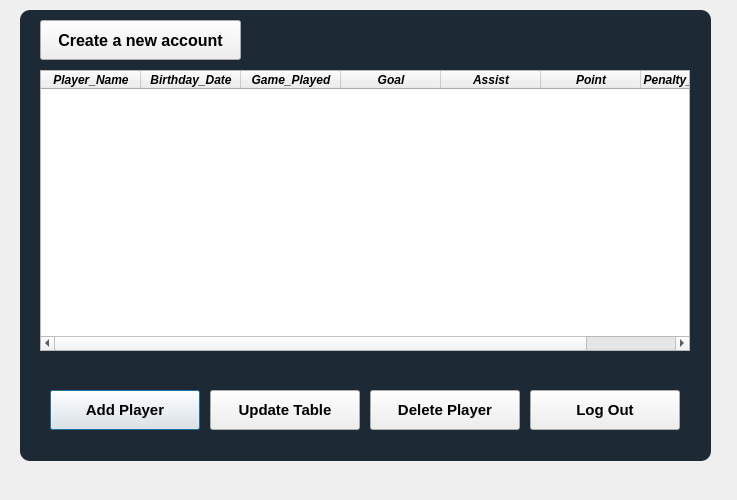
The window that AdminTableWindow.ui (DoncicMVP77/qt_python_application) describes before a commit, drawn with Qt 5.
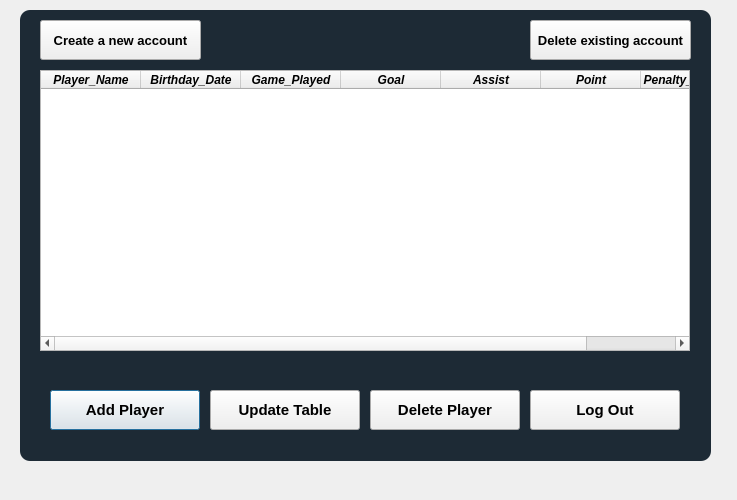
The same window after the commit.

Commit message: change location register button

What changed in the file:
```diff
--- a/AdminTableWindow.ui
+++ b/AdminTableWindow.ui
@@ -180,13 +180,13 @@
     <rect>
      <x>40</x>
      <y>20</y>
-     <width>201</width>
+     <width>161</width>
      <height>40</height>
     </rect>
    </property>
    <property name="font">
     <font>
-     <pointsize>12</pointsize>
+     <pointsize>10</pointsize>
      <weight>75</weight>
      <bold>true</bold>
     </font>
@@ -195,6 +195,26 @@
     <string>Create a new account</string>
    </property>
   </widget>
+  <widget class="QPushButton" name="delete_account_window_button">
+   <property name="geometry">
+    <rect>
+     <x>530</x>
+     <y>20</y>
+     <width>161</width>
+     <height>40</height>
+    </rect>
+   </property>
+   <property name="font">
+    <font>
+     <pointsize>10</pointsize>
+     <weight>75</weight>
+     <bold>true</bold>
+    </font>
+   </property>
+   <property name="text">
+    <string>Delete existing account</string>
+   </property>
+  </widget>
   <zorder>label</zorder>
   <zorder>tableWidget</zorder>
   <zorder>add_player_button</zorder>
@@ -202,6 +222,7 @@
   <zorder>delete_player_button</zorder>
   <zorder>logout_button</zorder>
   <zorder>register_button</zorder>
+  <zorder>delete_account_window_button</zorder>
  </widget>
  <resources/>
  <connections/>
```
The commit also changes 6 other files.
